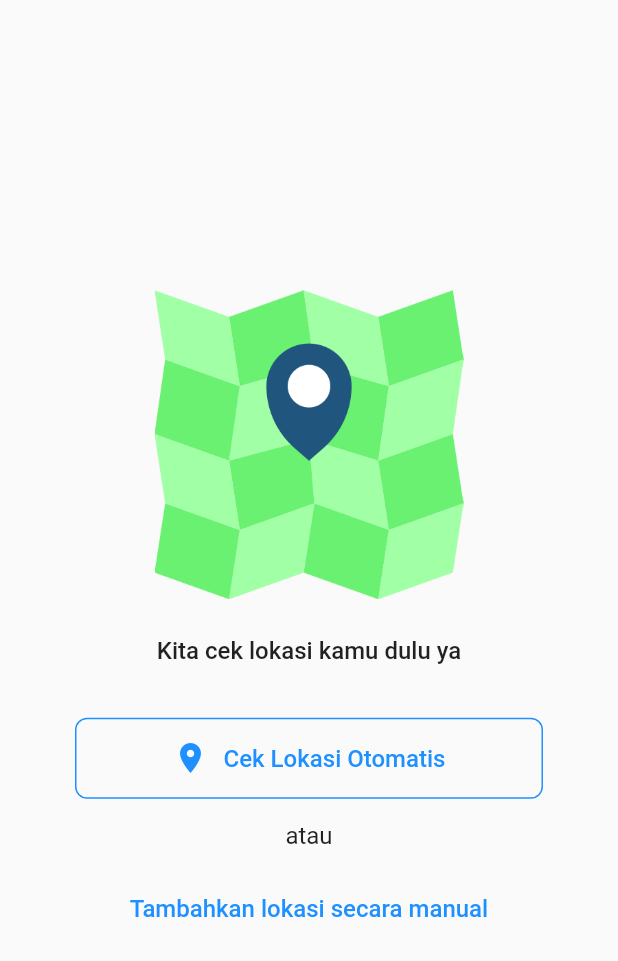
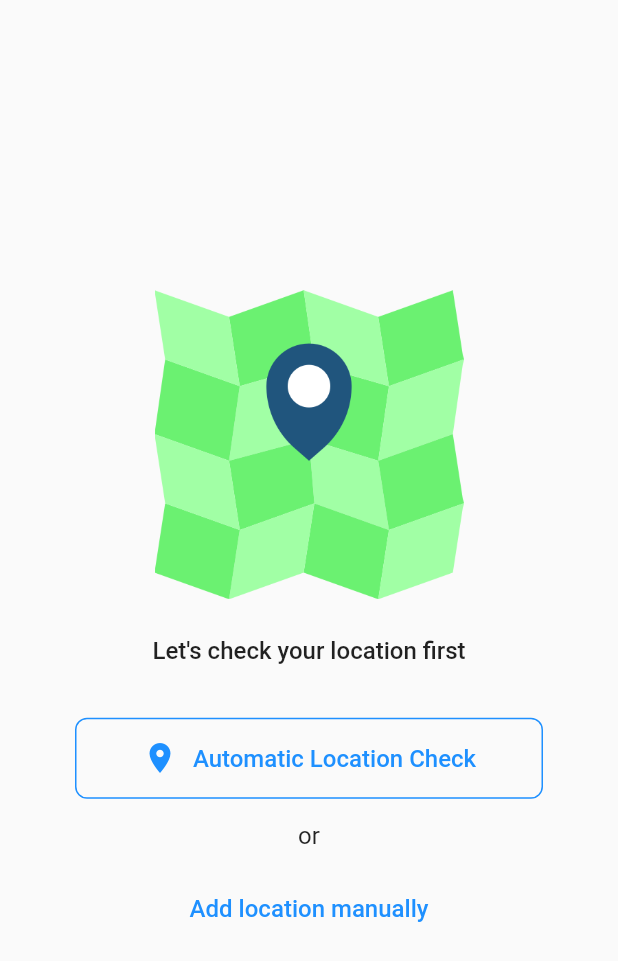
Before and after one commit to Ayotrash/ayotrash_mobile, a Flutter app: the screen it shows after launch, after a tap on "Sign up", on a phone screen of 412 x 824 dp. Shown: the top 961 px of the screen. Run offline on Flutter 3.47's test engine with Material 2 defaults, Android fonts, the phone set to English and light mode, and no system bars; our stand-ins replace cached_network_image, dio, geolocator, google_maps_flutter; missing offline and left inert: google_map_location_picker, loading; network calls fail.

Commit message:
localization check_loc page

```diff
--- a/lib/screens/check_location/check_location_view.dart
+++ b/lib/screens/check_location/check_location_view.dart
@@ -1,3 +1,4 @@
+import 'package:ayotrash/localization/app_translations.dart';
 import 'package:flutter/material.dart';
 import 'package:flutter/services.dart';
 import './check_location_view_model.dart';
@@ -24,7 +25,7 @@ class CheckLocationView extends CheckLocationViewModel {
             ),
             SizedBox(height: 25),
             Text(
-              "Kita cek lokasi kamu dulu ya",
+              "${AppTranslations.of(context).text("title_check_loc")}",
               style: TextStyle(fontWeight: FontWeight.w500, fontSize: 16),
             ),
             SizedBox(height: 35),
@@ -48,7 +49,7 @@ class CheckLocationView extends CheckLocationViewModel {
                     ),
                     SizedBox(width: 10),
                     Text(
-                      "Cek Lokasi Otomatis",
+                      "${AppTranslations.of(context).text("btn_auto_check")}",
                       style:
                           TextStyle(fontWeight: FontWeight.w500, fontSize: 16),
                     ),
@@ -58,7 +59,7 @@ class CheckLocationView extends CheckLocationViewModel {
             ),
             SizedBox(height: 15),
             Text(
-              "atau",
+              "${AppTranslations.of(context).text("or")}",
               style: TextStyle(fontSize: 16),
             ),
             SizedBox(height: 15),
@@ -71,7 +72,7 @@ class CheckLocationView extends CheckLocationViewModel {
                 onPressed: () => checkManually(),
                 textColor: Color(0xFF1e90ff),
                 child: Text(
-                  "Tambahkan lokasi secara manual",
+                  "${AppTranslations.of(context).text("btn_manual_check")}",
                   style: TextStyle(
                     fontWeight: FontWeight.w500,
                     fontSize: 16,
```
